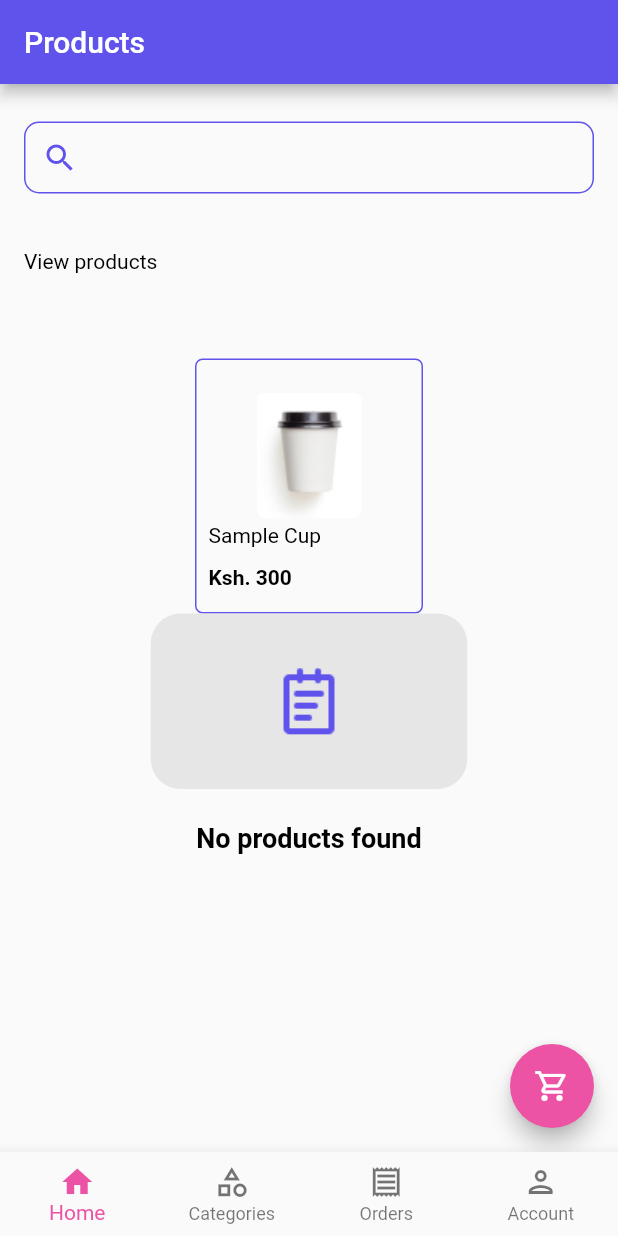
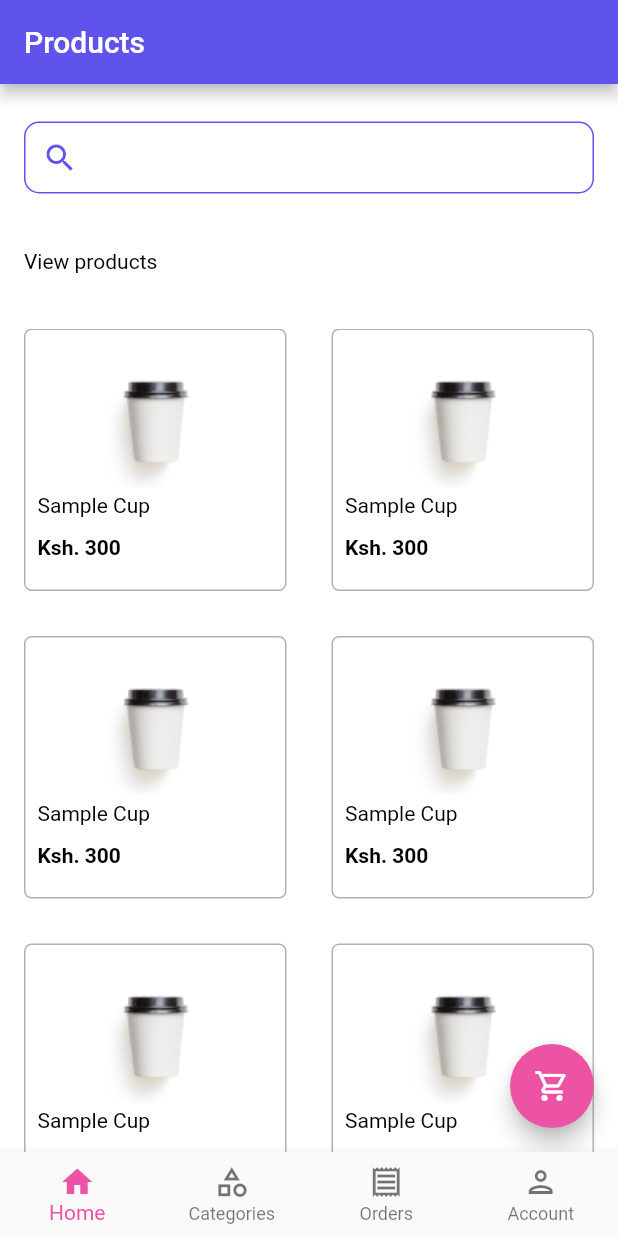
Before and after one commit to SamsonEshipillahPasili/ozcart, a Flutter app: the screen it shows after launch, on a phone screen of 412 x 824 dp. Run offline on Flutter 3.47's test engine with Material 2 defaults, Android fonts, the phone set to English and light mode, and no system bars; our stand-ins replace get.

Commit message:
Products can now be viewed

```diff
--- a/frontend/ozcart/lib/components/oz_product.dart
+++ b/frontend/ozcart/lib/components/oz_product.dart
@@ -5,12 +5,13 @@ class OzProduct extends StatelessWidget {
   Widget build(BuildContext context) {
     return InkWell(
       onTap: () {},
-      child: Ink(
+      child: Container(
         height: 170,
         width: 152,
         decoration: BoxDecoration(
           borderRadius: BorderRadius.circular(5),
-          border: Border.all(color: Theme.of(context).primaryColor),
+          border: Border.all(color: Colors.black.withOpacity(0.3)),
+          color: Colors.white,
         ),
         child: Column(
           mainAxisSize: MainAxisSize.min,
--- a/frontend/ozcart/lib/screens/products_screen.dart
+++ b/frontend/ozcart/lib/screens/products_screen.dart
@@ -8,12 +8,14 @@ class ProductsScreen extends StatelessWidget {
   @override
   Widget build(BuildContext context) {
     return Scaffold(
+      backgroundColor: Colors.white,
       appBar: AppBar(
         title: Text('Products'),
       ),
-      body: Padding(
+      body: Container(
         padding: EdgeInsets.symmetric(horizontal: 16),
         child: Column(
+          mainAxisSize: MainAxisSize.min,
           children: [
             SizedBox(height: 25),
             OzSearchField(),
@@ -25,9 +27,15 @@ class ProductsScreen extends StatelessWidget {
               ),
               alignment: Alignment.centerLeft,
             ),
-            SizedBox(height: 57),
-            OzProduct(),
-            OzNothingFound(),
+            SizedBox(height: 37),
+            Expanded(
+              child: GridView.count(
+                crossAxisCount: 2,
+                crossAxisSpacing: 30,
+                mainAxisSpacing: 30,
+                children: List.generate(10, (index) => OzProduct()),
+              ),
+            ),
           ],
         ),
       ),
```
